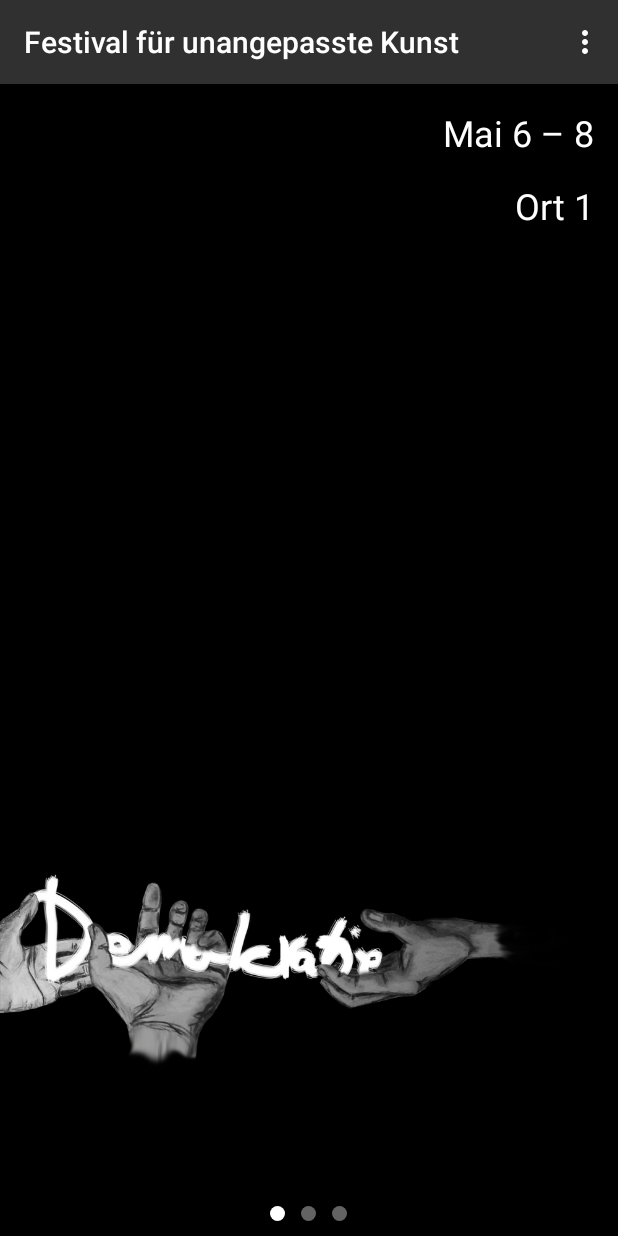
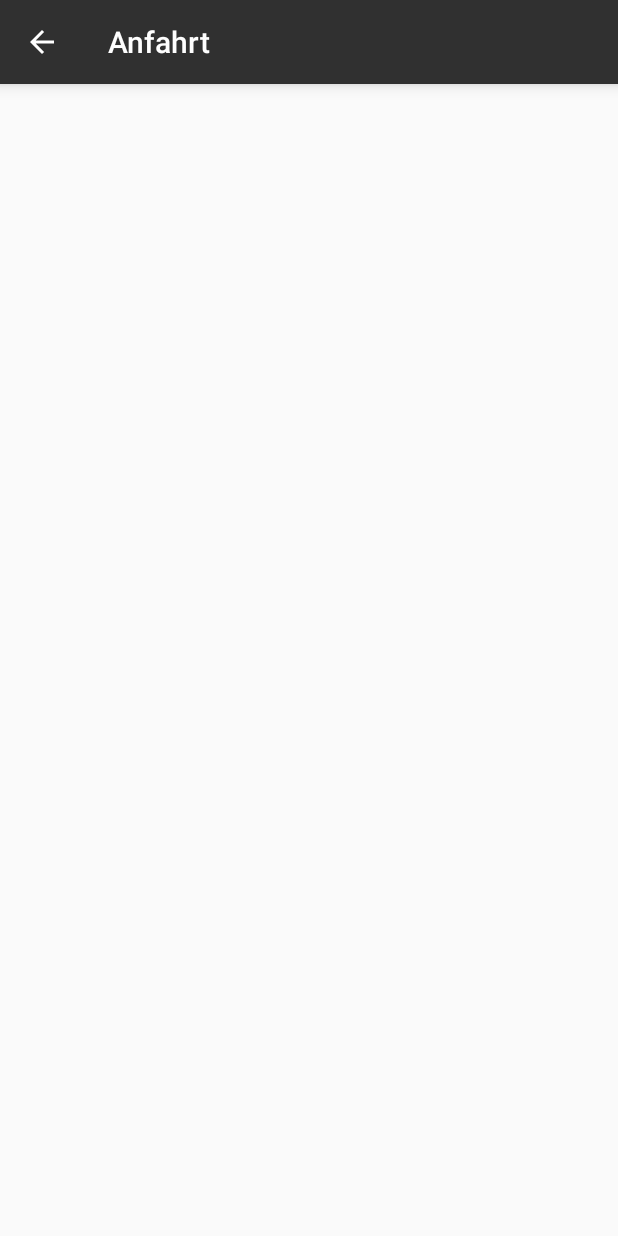
Before and after one commit to jangillich/dw-demokratie-2, an Android app: the screen it shows after launch (SelectFestivalActivity before the commit, AnfahrtActivity after it), in the options menu, after a tap on "Anfahrt", on a phone screen of 412 x 824 dp. Run offline under Robolectric (Android 15) with nearby library versions, the light colour scheme and no system bars; our stand-ins replace ButterKnife.

Commit message:
Anfahrt Activity hinzugefügt

```diff
--- /dev/null
+++ b/app/src/main/java/de/lmu/dwII2016/demo2/festivalfrunangepasstekunst/AnfahrtActivity.java
@@ -0,0 +1,36 @@
+package de.lmu.dwII2016.demo2.festivalfrunangepasstekunst;
+
+import android.os.Bundle;
+import android.support.v7.app.AppCompatActivity;
+import android.support.v7.widget.Toolbar;
+import android.view.MenuItem;
+
+import butterknife.Bind;
+import butterknife.ButterKnife;
+
+public class AnfahrtActivity extends AppCompatActivity {
+
+   @Bind (R.id.toolbar)
+   Toolbar toolbar;
+
+   @Override
+   protected void onCreate(Bundle savedInstanceState) {
+      super.onCreate(savedInstanceState);
+      setContentView(R.layout.activity_anfahrt);
+      ButterKnife.bind(this);
+
+      setSupportActionBar(toolbar);
+      getSupportActionBar().setDisplayHomeAsUpEnabled(true);
+   }
+
+   @Override
+   public boolean onOptionsItemSelected(MenuItem item) {
+      switch (item.getItemId()) {
+         case android.R.id.home:
+            onBackPressed();
+            return true;
+         default:
+            return super.onOptionsItemSelected(item);
+      }
+   }
+}
--- a/app/src/main/java/de/lmu/dwII2016/demo2/festivalfrunangepasstekunst/FestivalOverviewActivity.java
+++ b/app/src/main/java/de/lmu/dwII2016/demo2/festivalfrunangepasstekunst/FestivalOverviewActivity.java
@@ -39,8 +39,7 @@ public class FestivalOverviewActivity extends AppCompatActivity {
          onBackPressed();
          return true;
       } else if (id == R.id.action_anfahrt) {
-         // TODO: correct activity
-         Intent intent = new Intent(FestivalOverviewActivity.this,  SelectFestivalActivity.class);
+         Intent intent = new Intent(FestivalOverviewActivity.this,  AnfahrtActivity.class);
          startActivity(intent);
          return true;
       } else if (id == R.id.action_festival) {
--- a/app/src/main/java/de/lmu/dwII2016/demo2/festivalfrunangepasstekunst/SelectFestivalActivity.java
+++ b/app/src/main/java/de/lmu/dwII2016/demo2/festivalfrunangepasstekunst/SelectFestivalActivity.java
@@ -152,6 +152,8 @@ public class SelectFestivalActivity extends AppCompatActivity {
         // as you specify a parent activity in AndroidManifest.xml.
         int id = item.getItemId();
         if (id == R.id.action_anfahrt) {
+            Intent intent = new Intent(SelectFestivalActivity.this,  AnfahrtActivity.class);
+            startActivity(intent);
             return true;
         } else if (id == R.id.action_festival) {
             Intent intent = new Intent(SelectFestivalActivity.this,  EventInfosActivity.class);
--- /dev/null
+++ b/app/src/main/res/layout/activity_anfahrt.xml
@@ -0,0 +1,31 @@
+<RelativeLayout
+   android:id="@+id/main_layout"
+   xmlns:android="http://schemas.android.com/apk/res/android"
+   xmlns:app="http://schemas.android.com/apk/res-auto"
+   xmlns:tools="http://schemas.android.com/tools"
+   android:layout_width="match_parent"
+   android:layout_height="match_parent"
+   tools:context=".WerkDetailActivity">
+
+   <android.support.v7.widget.Toolbar
+      android:id="@+id/toolbar"
+      android:layout_width="match_parent"
+      android:layout_height="wrap_content"
+      android:layout_alignParentTop="true"
+      android:background="@color/primary"
+      android:elevation="6dp"
+      app:titleTextColor="@color/text_primary"
+      android:minHeight="?attr/actionBarSize"
+      android:theme="@style/ThemeOverlay.AppCompat.Dark.ActionBar"
+      app:popupTheme="@style/ThemeOverlay.AppCompat.Light"/>
+
+
+   <LinearLayout
+      android:id="@+id/anfahrt_content"
+      android:layout_width="match_parent"
+      android:layout_height="wrap_content"
+      android:padding="@dimen/activity_horizontal_margin"
+      android:orientation="vertical">
+   </LinearLayout>
+
+</RelativeLayout>
--- a/app/src/main/res/values/strings.xml
+++ b/app/src/main/res/values/strings.xml
@@ -28,5 +28,6 @@
    <string name="title_activity_werk_detail">Kunstwerk</string>
    <string name="title_activity_impressum">Impressum</string>
    <string name="title_activity_event_infos">Event Informationen</string>
+   <string name="title_activity_anfahrt">Anfahrt</string>
 
 </resources>
```
Also changed, not shown: app/src/main/AndroidManifest.xml (+12 -2 lines).
